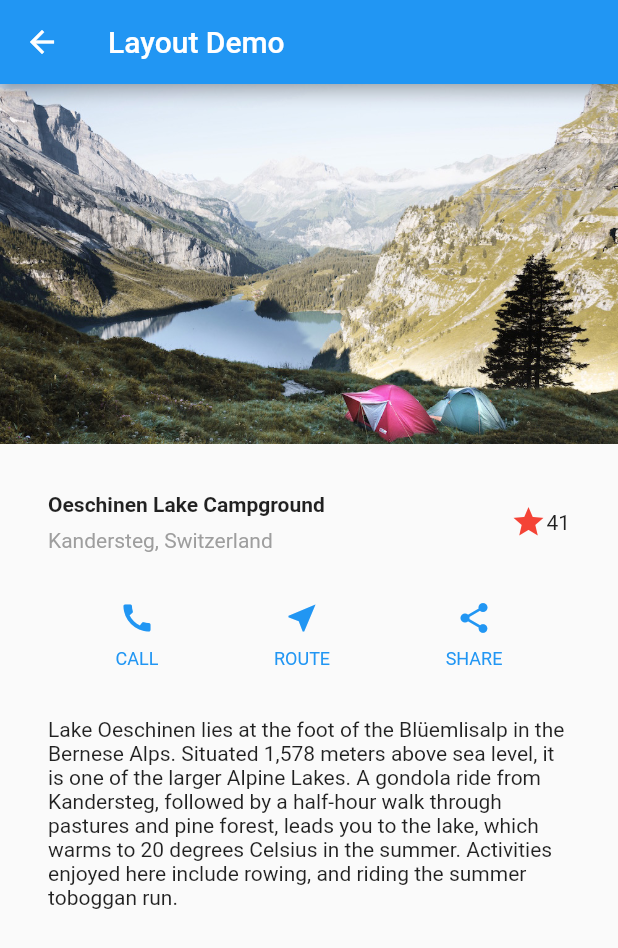
After one commit to Tevin-Brown/flutter-sample, a Flutter app: the screen it shows after launch, after a tap on "Layout", on a phone screen of 412 x 824 dp. The commit adds this screen. Shown: the top 948 px of the screen. Run offline on Flutter 3.47's test engine with Material 2 defaults, Android fonts, the phone set to English and light mode, and no system bars.

Commit message:
instituting routing and a layout demo

```diff
--- a/lib/main.dart
+++ b/lib/main.dart
@@ -1,113 +1,28 @@
+// Copyright 2018 The Flutter team. All rights reserved.
+// Use of this source code is governed by a BSD-style license that can be
+// found in the LICENSE file.
+
 import 'package:flutter/material.dart';
+import 'navigation.dart';
 
-void main() {
-  runApp(MyApp());
+void main() => runApp(DemoApp());
+
+class DemoApp extends StatefulWidget {
+  @override
+  _DemoAppState createState() => _DemoAppState();
 }
 
-class MyApp extends StatelessWidget {
-  // This widget is the root of your application.
+class _DemoAppState extends State<DemoApp> {
+  AppRouterDelegate _routerDelegate = AppRouterDelegate();
+  AppRouteInformationParser _routeInformationParser =
+      AppRouteInformationParser();
+
   @override
   Widget build(BuildContext context) {
-    return MaterialApp(
-      title: 'Flutter Demo',
-      theme: ThemeData(
-        // This is the theme of your application.
-        //
-        // Try running your application with "flutter run". You'll see the
-        // application has a blue toolbar. Then, without quitting the app, try
-        // changing the primarySwatch below to Colors.green and then invoke
-        // "hot reload" (press "r" in the console where you ran "flutter run",
-        // or simply save your changes to "hot reload" in a Flutter IDE).
-        // Notice that the counter didn't reset back to zero; the application
-        // is not restarted.
-        primarySwatch: Colors.blue,
-      ),
-      home: MyHomePage(title: 'Flutter Demo Home Page'),
+    return MaterialApp.router(
+      title: 'Demo App',
+      routerDelegate: _routerDelegate,
+      routeInformationParser: _routeInformationParser,
     );
   }
 }
-
-class MyHomePage extends StatefulWidget {
-  MyHomePage({Key key, this.title}) : super(key: key);
-
-  // This widget is the home page of your application. It is stateful, meaning
-  // that it has a State object (defined below) that contains fields that affect
-  // how it looks.
-
-  // This class is the configuration for the state. It holds the values (in this
-  // case the title) provided by the parent (in this case the App widget) and
-  // used by the build method of the State. Fields in a Widget subclass are
-  // always marked "final".
-
-  final String title;
-
-  @override
-  _MyHomePageState createState() => _MyHomePageState();
-}
-
-class _MyHomePageState extends State<MyHomePage> {
-  int _counter = 0;
-
-  void _incrementCounter() {
-    setState(() {
-      // This call to setState tells the Flutter framework that something has
-      // changed in this State, which causes it to rerun the build method below
-      // so that the display can reflect the updated values. If we changed
-      // _counter without calling setState(), then the build method would not be
-      // called again, and so nothing would appear to happen.
-      _counter++;
-    });
-  }
-
-  @override
-  Widget build(BuildContext context) {
-    // This method is rerun every time setState is called, for instance as done
-    // by the _incrementCounter method above.
-    //
-    // The Flutter framework has been optimized to make rerunning build methods
-    // fast, so that you can just rebuild anything that needs updating rather
-    // than having to individually change instances of widgets.
-    return Scaffold(
-      appBar: AppBar(
-        // Here we take the value from the MyHomePage object that was created by
-        // the App.build method, and use it to set our appbar title.
-        title: Text(widget.title),
-      ),
-      body: Center(
-        // Center is a layout widget. It takes a single child and positions it
-        // in the middle of the parent.
-        child: Column(
-          // Column is also a layout widget. It takes a list of children and
-          // arranges them vertically. By default, it sizes itself to fit its
-          // children horizontally, and tries to be as tall as its parent.
-          //
-          // Invoke "debug painting" (press "p" in the console, choose the
-          // "Toggle Debug Paint" action from the Flutter Inspector in Android
-          // Studio, or the "Toggle Debug Paint" command in Visual Studio Code)
-          // to see the wireframe for each widget.
-          //
-          // Column has various properties to control how it sizes itself and
-          // how it positions its children. Here we use mainAxisAlignment to
-          // center the children vertically; the main axis here is the vertical
-          // axis because Columns are vertical (the cross axis would be
-          // horizontal).
-          mainAxisAlignment: MainAxisAlignment.center,
-          children: <Widget>[
-            Text(
-              'You have pushed the button this many times:',
-            ),
-            Text(
-              '$_counter',
-              style: Theme.of(context).textTheme.headline4,
-            ),
-          ],
-        ),
-      ),
-      floatingActionButton: FloatingActionButton(
-        onPressed: _incrementCounter,
-        tooltip: 'Increment',
-        child: Icon(Icons.add),
-      ), // This trailing comma makes auto-formatting nicer for build methods.
-    );
-  }
-}
--- /dev/null
+++ b/lib/navigation.dart
@@ -0,0 +1,126 @@
+import 'package:biome/screens/home.dart';
+import 'package:biome/screens/layout_demo.dart';
+import 'package:flutter/material.dart';
+
+class AppRoutePath {
+  final int id;
+  final bool isUnknown;
+
+  AppRoutePath.home()
+      : id = null,
+        isUnknown = false;
+
+  AppRoutePath.details(this.id) : isUnknown = false;
+
+  AppRoutePath.unknown()
+      : id = null,
+        isUnknown = true;
+
+  bool get isHomePage => id == null;
+
+  bool get isDetailsPage => id != null;
+}
+
+class AppRouterDelegate extends RouterDelegate<AppRoutePath>
+    with ChangeNotifier, PopNavigatorRouterDelegateMixin<AppRoutePath> {
+  final GlobalKey<NavigatorState> navigatorKey;
+  String _selectedApp;
+  List<String> apps = ['Multipage', 'Layout'];
+  AppRouterDelegate() : navigatorKey = GlobalKey<NavigatorState>();
+
+  AppRoutePath get currentConfiguration {
+    return _selectedApp == null
+        ? AppRoutePath.home()
+        : AppRoutePath.details(apps.indexOf(_selectedApp));
+  }
+
+  @override
+  Widget build(BuildContext context) {
+    return Navigator(
+      key: navigatorKey,
+      pages: [
+        MaterialPage(
+            key: ValueKey('AppListPage'),
+            child: AppListScreen(apps: apps, onTapped: _handleAppTapped)),
+        if (_selectedApp == 'Layout')
+          MaterialPage(key: ValueKey(_selectedApp), child: LayoutDemo())
+        else if (_selectedApp != null)
+          MaterialPage(
+              key: ValueKey(_selectedApp),
+              child: AppDetailsScreen(appname: _selectedApp))
+      ],
+      onPopPage: (route, result) {
+        if (!route.didPop(result)) {
+          return false;
+        }
+
+        // Update the list of pages by setting _selectedApp to null
+        _selectedApp = null;
+        notifyListeners();
+
+        return true;
+      },
+    );
+  }
+
+  void _handleAppTapped(String app) {
+    _selectedApp = app;
+    notifyListeners();
+  }
+
+  @override
+  Future<void> setNewRoutePath(AppRoutePath path) async {
+    if (path.isUnknown) {
+      _selectedApp = null;
+      return;
+    }
+
+    if (path.isDetailsPage) {
+      if (path.id < 0 || path.id > apps.length - 1) {
+        return;
+      }
+
+      _selectedApp = apps[path.id];
+    } else {
+      _selectedApp = null;
+    }
+  }
+}
+
+class AppRouteInformationParser extends RouteInformationParser<AppRoutePath> {
+  @override
+  Future<AppRoutePath> parseRouteInformation(
+      RouteInformation routeInformation) async {
+    final uri = Uri.parse(routeInformation.location);
+    // Handle '/'
+    if (uri.pathSegments.length == 0) {
+      return AppRoutePath.home();
+    }
+
+    // Handle '/App/:id'
+    if (uri.pathSegments.length == 2) {
+      if (uri.pathSegments[0] != 'app') return AppRoutePath.unknown();
+      var remaining = uri.pathSegments[1];
+      var id = int.tryParse(remaining);
+      if (id == null) return AppRoutePath.unknown();
+      return AppRoutePath.details(id);
+    }
+
+    // Handle unknown routes
+    return AppRoutePath.unknown();
+  }
+
+  @override
+  RouteInformation restoreRouteInformation(AppRoutePath path) {
+    if (path.isUnknown) {
+      return RouteInformation(location: '/404');
+    }
+    if (path.isHomePage) {
+      return RouteInformation(location: '/');
+    }
+    if (path.isDetailsPage) {
+      return RouteInformation(location: '/app/${path.id}');
+    }
+    return null;
+  }
+}
--- /dev/null
+++ b/lib/screens/home.dart
@@ -0,0 +1,43 @@
+import 'package:flutter/material.dart';
+
+class AppListScreen extends StatelessWidget {
+  final List<String> apps;
+  final ValueChanged<String> onTapped;
+  AppListScreen({
+    @required this.apps,
+    @required this.onTapped,
+  });
+  @override
+  Widget build(BuildContext context) {
+    final tiles = apps.map((app) => ListTile(
+          title: Text(app),
+          onTap: () => onTapped(app),
+        ));
+    final divided =
+        ListTile.divideTiles(tiles: tiles, context: context).toList();
+    return Scaffold(
+      appBar: AppBar(
+        title: Text('Choose an App'),
+      ),
+      body: ListView(
+        children: divided,
+      ),
+    );
+  }
+}
+
+class AppDetailsScreen extends StatelessWidget {
+  final String appname;
+  AppDetailsScreen({
+    @required this.appname,
+  });
+
+  @override
+  Widget build(BuildContext context) {
+    return Scaffold(
+        appBar: AppBar(
+          title: Text(appname),
+        ),
+        body: Text(appname));
+  }
+}
--- /dev/null
+++ b/lib/screens/layout_demo.dart
@@ -0,0 +1,105 @@
+import 'package:flutter/material.dart';
+
+class LayoutDemo extends StatelessWidget {
+  final Widget titleSection = Container(
+    padding: const EdgeInsets.all(32),
+    child: Row(
+      children: [
+        Expanded(
+          /*1*/
+          child: Column(
+            crossAxisAlignment: CrossAxisAlignment.start,
+            children: [
+              /*2*/
+              Container(
+                padding: const EdgeInsets.only(bottom: 8),
+                child: Text(
+                  'Oeschinen Lake Campground',
+                  style: TextStyle(
+                    fontWeight: FontWeight.bold,
+                  ),
+                ),
+              ),
+              Text(
+                'Kandersteg, Switzerland',
+                style: TextStyle(
+                  color: Colors.grey[500],
+                ),
+              ),
+            ],
+          ),
+        ),
+        /*3*/
+        Icon(
+          Icons.star,
+          color: Colors.red[500],
+        ),
+        Text('41'),
+      ],
+    ),
+  );
+
+  Column _buildButtonColumn(Color color, IconData icon, String label) {
+    return Column(
+      mainAxisSize: MainAxisSize.min,
+      mainAxisAlignment: MainAxisAlignment.center,
+      children: [
+        Icon(icon, color: color),
+        Container(
+          margin: const EdgeInsets.only(top: 8),
+          child: Text(
+            label,
+            style: TextStyle(
+              fontSize: 12,
+              fontWeight: FontWeight.w400,
+              color: color,
+            ),
+          ),
+        ),
+      ],
+    );
+  }
+
+  @override
+  Widget build(BuildContext context) {
+    Color color = Colors.blue;
+
+    Widget buttonSection = Container(
+      child: Row(
+        mainAxisAlignment: MainAxisAlignment.spaceEvenly,
+        children: [
+          _buildButtonColumn(color, Icons.call, 'CALL'),
+          _buildButtonColumn(color, Icons.near_me, 'ROUTE'),
+          _buildButtonColumn(color, Icons.share, 'SHARE'),
+        ],
+      ),
+    );
+
+    Widget textSection = Container(
+      padding: const EdgeInsets.all(32),
+      child: Text(
+        'Lake Oeschinen lies at the foot of the Blüemlisalp in the Bernese '
+        'Alps. Situated 1,578 meters above sea level, it is one of the '
+        'larger Alpine Lakes. A gondola ride from Kandersteg, followed by a '
+        'half-hour walk through pastures and pine forest, leads you to the '
+        'lake, which warms to 20 degrees Celsius in the summer. Activities '
+        'enjoyed here include rowing, and riding the summer toboggan run.',
+        softWrap: true,
+      ),
+    );
+    return Scaffold(
+      appBar: AppBar(
+        title: Text('Layout Demo'),
+      ),
+      body: ListView(
+        children: [
+          Image.asset('assets/images/lake.jpeg',
+              width: 600, height: 240, fit: BoxFit.cover),
+          titleSection,
+          buttonSection,
+          textSection
+        ],
+      ),
+    );
+  }
+}
```
Also changed, not shown: pubspec.yaml (+3 -11 lines), assets/images/lake.jpeg (added), pubspec.lock.
